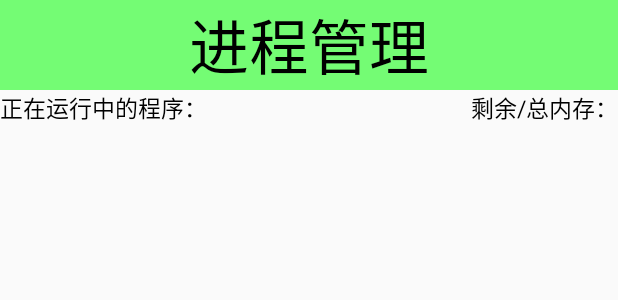
After one commit to zhaoxukl1314/MobileSafe, an Android app: the layout activity_task_manager.xml on its own in the app's theme, with its tools: preview values and no code run, on a phone screen of 412 x 824 dp. The commit adds this screen. Shown: the top 300 px of the screen. Run offline under Robolectric (Android 15) with nearby library versions, the phone set to English and light mode, and no system bars.

Commit message:
2016-8-12

```diff
--- a/app/src/main/AndroidManifest.xml
+++ b/app/src/main/AndroidManifest.xml
@@ -50,6 +50,7 @@
         <activity android:name=".Activity.AToolsActivity" />
         <activity android:name=".Activity.NumberAddressActivity" />
         <activity android:name=".Activity.CallSmsSafeActivity" />
+        <activity android:name=".Activity.AppTaskActivity"/>
 
         <receiver android:name=".receiver.BootCompleteReceiver">
             <intent-filter>
--- a/app/src/main/java/com/example/zhaoxu/mobilesafe/Activity/HomeActivity.java
+++ b/app/src/main/java/com/example/zhaoxu/mobilesafe/Activity/HomeActivity.java
@@ -68,6 +68,11 @@ public class HomeActivity extends Activity {
 
                     case 2:
                         intent = new Intent(HomeActivity.this, AppManagerActivity.class);
+                        startActivity(intent);
+                        break;
+
+                    case 3:
+                        intent = new Intent(HomeActivity.this, AppTaskActivity.class);
                         startActivity(intent);
                         break;
 
--- /dev/null
+++ b/app/src/main/res/layout/activity_task_manager.xml
@@ -0,0 +1,63 @@
+<?xml version="1.0" encoding="utf-8"?>
+<LinearLayout xmlns:android="http://schemas.android.com/apk/res/android"
+    android:orientation="vertical" android:layout_width="match_parent"
+    android:layout_height="match_parent">
+
+    <TextView
+        android:gravity="center"
+        android:layout_width="match_parent"
+        android:layout_height="60dp"
+        android:text="进程管理"
+        android:textSize="40dp"
+        android:textColor="#000000"
+        android:background="#8800FF00"/>
+
+    <RelativeLayout
+        android:layout_width="wrap_content"
+        android:layout_height="wrap_content">
+
+        <TextView
+            android:id="@+id/running_activity"
+            android:layout_width="wrap_content"
+            android:layout_height="wrap_content"
+            android:text="正在运行中的程序："
+            android:textColor="#000000"
+            android:textSize="15dp"/>
+
+        <TextView
+            android:id="@+id/ram"
+            android:layout_width="wrap_content"
+            android:layout_height="wrap_content"
+            android:text="剩余/总内存："
+            android:textSize="15dp"
+            android:textColor="#000000"
+            android:layout_alignParentRight="true"/>
+
+    </RelativeLayout>
+
+    <LinearLayout
+        android:id="@+id/ll_loading"
+        android:layout_width="match_parent"
+        android:layout_height="match_parent"
+        android:orientation="vertical"
+        android:gravity="center"
+        android:visibility="gone">
+
+        <ProgressBar
+            android:layout_width="wrap_content"
+            android:layout_height="wrap_content"/>
+
+        <TextView
+            android:text="正在加载数据"
+            android:layout_width="wrap_content"
+            android:layout_height="wrap_content" />
+
+    </LinearLayout>
+
+    <ListView
+        android:fastScrollEnabled="true"
+        android:id="@+id/list_task_info"
+        android:layout_width="match_parent"
+        android:layout_height="match_parent"></ListView>
+
+</LinearLayout>
--- a/app/src/main/res/layout/pop_window_item.xml
+++ b/app/src/main/res/layout/pop_window_item.xml
@@ -6,6 +6,7 @@
     android:orientation="horizontal">
 
     <LinearLayout
+        android:id="@+id/ll_start"
         android:layout_width="wrap_content"
         android:layout_height="wrap_content"
         android:orientation="vertical">
@@ -23,6 +24,7 @@
     </LinearLayout>
 
     <LinearLayout
+        android:id="@+id/ll_uninstall"
         android:layout_width="wrap_content"
         android:layout_height="wrap_content"
         android:orientation="vertical">
@@ -40,6 +42,7 @@
     </LinearLayout>
 
     <LinearLayout
+        android:id="@+id/ll_share"
         android:layout_width="wrap_content"
         android:layout_height="wrap_content"
         android:orientation="vertical">
```
Also changed, not shown: app/src/main/java/com/example/zhaoxu/mobilesafe/Activity/AppManagerActivity.java (+119 -29 lines), app/src/main/java/com/example/zhaoxu/mobilesafe/Activity/AppTaskActivity.java (added, +29 -0 lines), app/src/main/java/com/example/zhaoxu/mobilesafe/Utils/ActivityTaskInfoUtils.java (added, +35 -0 lines).
